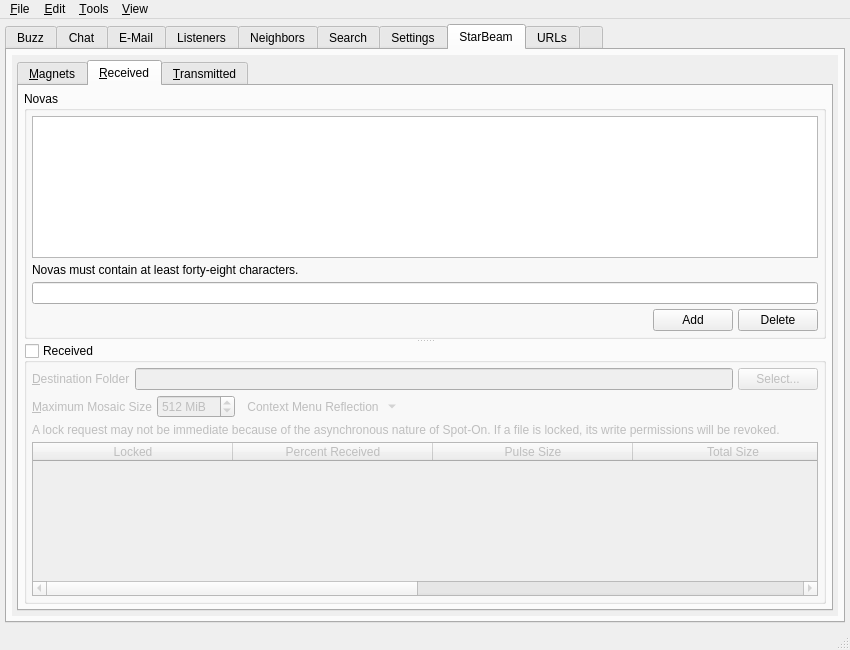
textbrowser/spot-on, file branches/trunk/UI/spot-on-controlcenter.ui: the form before one commit.
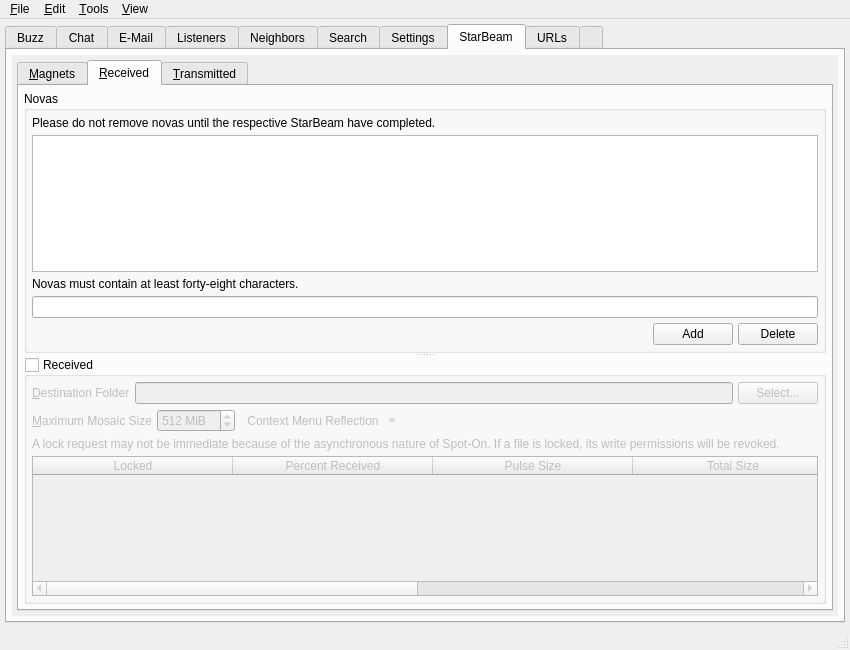
The form after the commit. The open tabs and pages were chosen to show the change. Icons and pictures are not drawn. Custom widgets are drawn as their Qt base class.

Commit message: Nova information.

The edit to the form file:
```diff
--- a/branches/trunk/UI/spot-on-controlcenter.ui
+++ b/branches/trunk/UI/spot-on-controlcenter.ui
@@ -6849,6 +6849,16 @@
                     <property name="margin">
                      <number>5</number>
                     </property>
+                    <item>
+                     <widget class="QLabel" name="label_96">
+                      <property name="text">
+                       <string>Please do not remove novas until the respective StarBeam have completed.</string>
+                      </property>
+                      <property name="wordWrap">
+                       <bool>true</bool>
+                      </property>
+                     </widget>
+                    </item>
                     <item>
                      <widget class="QListWidget" name="novas">
                       <property name="tabKeyNavigation">
```
Left out of the diff: 4 changed lines with no effect on the pictures. The commit also changes 2 other files.
